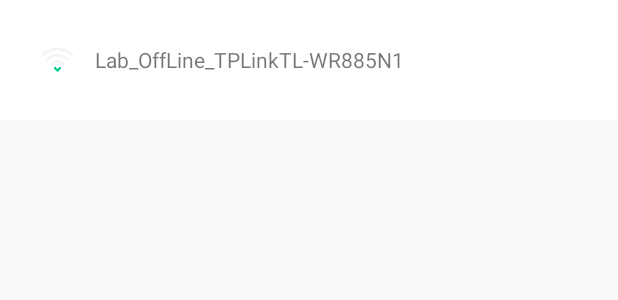
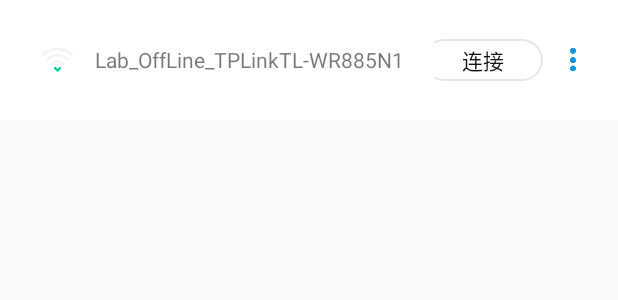
Before and after one commit to SherlockHolmes221/WiFiList, an Android app: the layout item_wifi_list.xml on its own in the app's theme, with its tools: preview values and no code run, on a phone screen of 412 x 824 dp. Shown: the top 300 px of the screen. Run offline under Robolectric (Android 15) with nearby library versions, the phone set to English and light mode, and no system bars.

Commit message:
change ui

```diff
--- a/app/src/main/res/layout/item_wifi_list.xml
+++ b/app/src/main/res/layout/item_wifi_list.xml
@@ -33,7 +33,6 @@
     <!--android:layout_height="wrap_content" />-->
 
     <LinearLayout
-        android:visibility="gone"
         android:padding="20dp"
         android:gravity="right"
         android:orientation="horizontal"
```
Also changed, not shown: app/src/main/java/com/example/skywo/wifilistdemo/fg/activity/MainActivity.java (+0 -8 lines).
